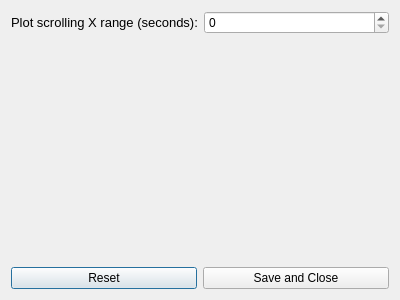
Qt form ui/preferencesEditor.ui (PurdueElectricRacing/DaqApp) before a commit.
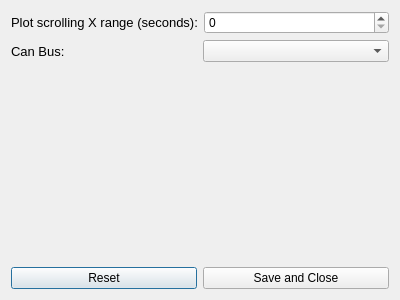
The same form after that commit.

Diff of the .ui file:
```diff
--- a/ui/preferencesEditor.ui
+++ b/ui/preferencesEditor.ui
@@ -33,6 +33,25 @@
      </item>
     </layout>
    </item>
+   <item>
+    <layout class="QHBoxLayout" name="horizontalLayout_3">
+     <item>
+      <widget class="QLabel" name="label_2">
+       <property name="font">
+        <font>
+         <pointsize>10</pointsize>
+        </font>
+       </property>
+       <property name="text">
+        <string>Can Bus:</string>
+       </property>
+      </widget>
+     </item>
+     <item>
+      <widget class="QComboBox" name="busCombo"/>
+     </item>
+    </layout>
+   </item>
    <item>
     <spacer name="verticalSpacer">
      <property name="orientation">
```
